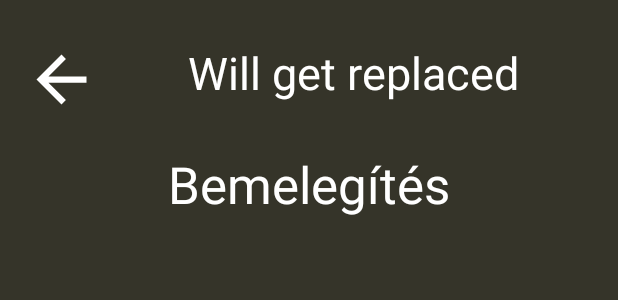
After one commit to ThisIsJustAGuy/B_in_Shape, an Android app built with Jetpack Compose: the layout activity_exercise.xml on its own in the app's theme, with its tools: preview values and no code run, on a phone screen of 412 x 824 dp. The commit adds this screen. Shown: the top 300 px of the screen. Run offline under Robolectric (Android 15) with nearby library versions, the phone set to English and light mode, and no system bars.

Commit message:
miert fagy le?

```diff
--- /dev/null
+++ b/app/src/main/res/layout/activity_exercise.xml
@@ -0,0 +1,49 @@
+<?xml version="1.0" encoding="utf-8"?>
+<androidx.constraintlayout.widget.ConstraintLayout xmlns:android="http://schemas.android.com/apk/res/android"
+    xmlns:app="http://schemas.android.com/apk/res-auto"
+    xmlns:tools="http://schemas.android.com/tools"
+    android:layout_width="match_parent"
+    android:layout_height="match_parent"
+    android:background="@color/brown_background"
+    android:orientation="vertical"
+    tools:context=".ExerciseActivity">
+
+    <ImageButton
+        android:id="@+id/Exercise_back"
+        android:layout_width="wrap_content"
+        android:layout_height="wrap_content"
+        android:layout_marginStart="16dp"
+        android:layout_marginTop="28dp"
+        android:background="@android:color/transparent"
+        android:src="@drawable/arrow_back_50"
+        app:layout_constraintStart_toStartOf="parent"
+        app:layout_constraintTop_toTopOf="parent"
+        android:text="Will get replaced"/>
+
+    <TextView
+        android:id="@+id/Status_tw"
+        android:layout_width="wrap_content"
+        android:layout_height="wrap_content"
+        android:layout_marginStart="59dp"
+        android:layout_marginTop="28dp"
+        android:text="Will get replaced"
+        android:textColor="@color/white"
+        android:textSize="30sp"
+        app:layout_constraintStart_toEndOf="@+id/Exercise_back"
+        app:layout_constraintTop_toTopOf="parent" />
+
+    <TextView
+        android:id="@+id/Time_tw"
+        android:layout_width="match_parent"
+        android:layout_height="wrap_content"
+        android:layout_marginTop="100dp"
+        android:text="Bemelegítés"
+        android:textAlignment="center"
+        android:textAppearance="@android:style/TextAppearance.Material.Display1"
+        android:textColor="@color/white"
+        app:layout_constraintTop_toTopOf="parent" />
+
+
+
+
+</androidx.constraintlayout.widget.ConstraintLayout>
--- a/app/src/main/res/layout/activity_time.xml
+++ b/app/src/main/res/layout/activity_time.xml
@@ -17,7 +17,8 @@
         android:background="@android:color/transparent"
         android:src="@drawable/arrow_back_50"
         app:layout_constraintStart_toStartOf="parent"
-        app:layout_constraintTop_toTopOf="parent" />
+        app:layout_constraintTop_toTopOf="parent"
+        android:importantForAccessibility="no" />
 
     <TextView
         android:id="@+id/Status_tw"
```
Also changed, not shown: app/src/main/java/com/bb/b_in_shape/ExerciseActivity.kt (added, +24 -0 lines), app/src/main/java/com/bb/b_in_shape/TimeActivity.kt (+11 -1 lines), app/src/main/res/layout/activity_bodypart.xml (+4 -3 lines).
